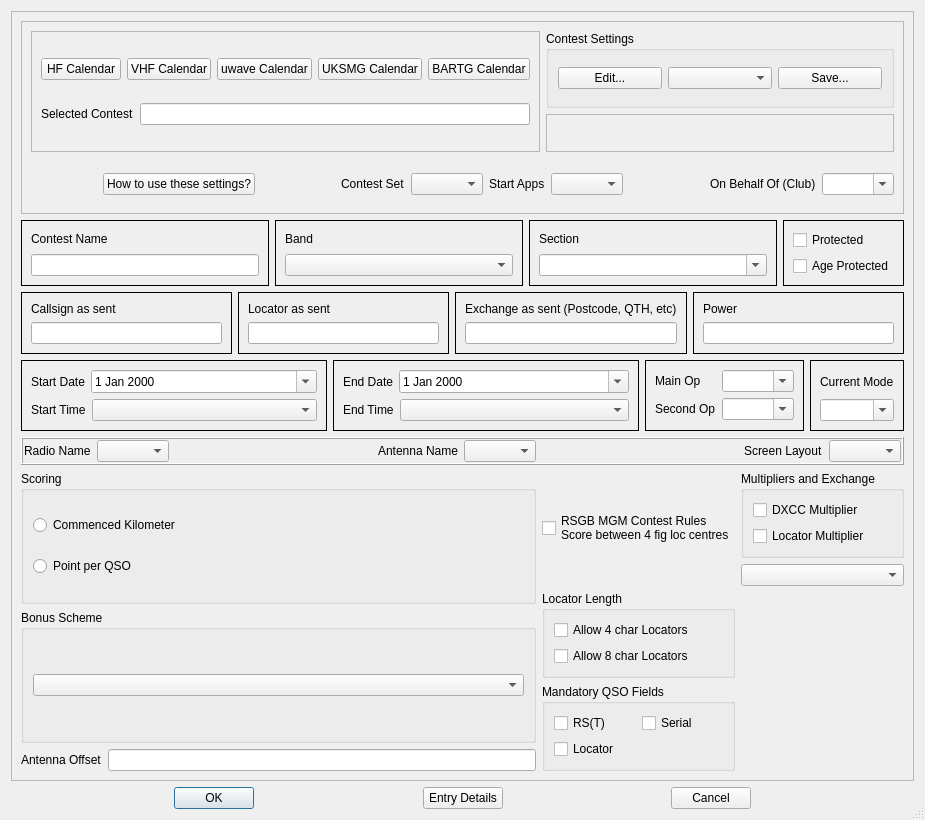
This is mqt/MqtLogger/contestdetails.ui in Rsclub22/Minos2-Mirror as Qt 5 draws it before an edit. The edited form follows.
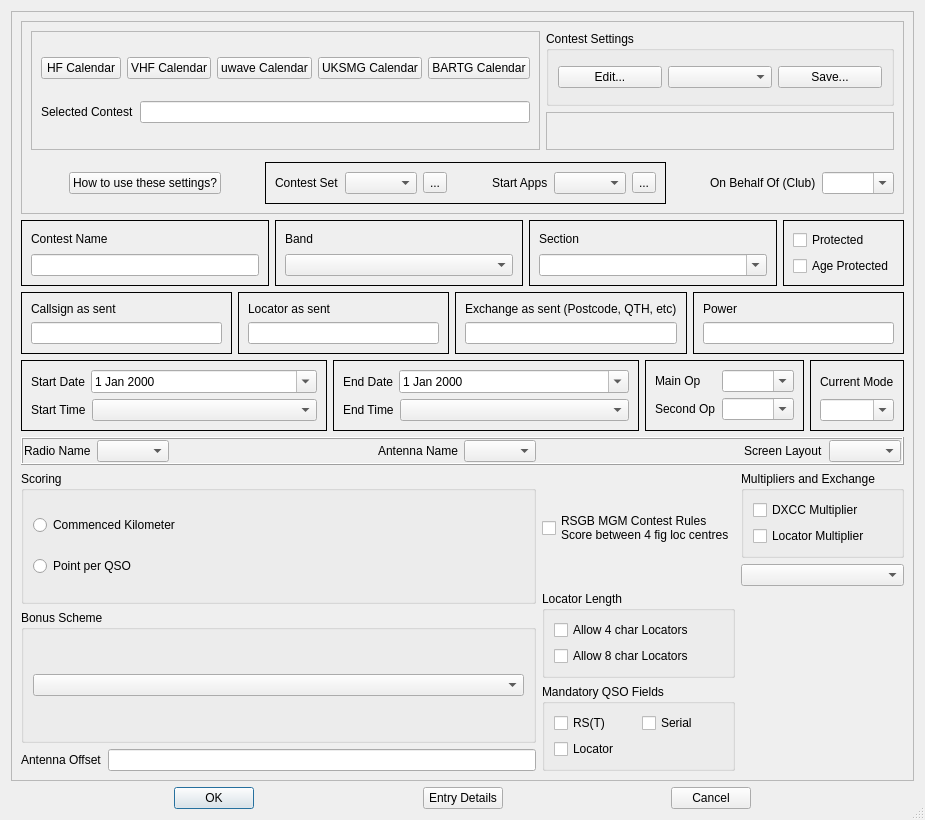
This is the edited form. Custom widgets are drawn as their Qt base class.

Commit message: More set management for contest details

The edit to the form file:
```diff
--- a/mqt/MqtLogger/contestdetails.ui
+++ b/mqt/MqtLogger/contestdetails.ui
@@ -309,6 +309,9 @@
             </item>
             <item>
              <widget class="QFrame" name="setsFrame">
+              <property name="frameShape">
+               <enum>QFrame::Shape::Box</enum>
+              </property>
               <layout class="QHBoxLayout" name="horizontalLayout">
                <item>
                 <widget class="QLabel" name="label_21">
@@ -320,6 +323,26 @@
                <item>
                 <widget class="QComboBox" name="contestSetCombo"/>
                </item>
+               <item>
+                <widget class="QToolButton" name="contestSetToolButton">
+                 <property name="text">
+                  <string>...</string>
+                 </property>
+                </widget>
+               </item>
+               <item>
+                <spacer name="horizontalSpacer_9">
+                 <property name="orientation">
+                  <enum>Qt::Orientation::Horizontal</enum>
+                 </property>
+                 <property name="sizeHint" stdset="0">
+                  <size>
+                   <width>40</width>
+                   <height>20</height>
+                  </size>
+                 </property>
+                </spacer>
+               </item>
                <item>
                 <widget class="QLabel" name="label_20">
                  <property name="text">
@@ -330,6 +353,13 @@
                <item>
                 <widget class="QComboBox" name="startAppsCombo"/>
                </item>
+               <item>
+                <widget class="QToolButton" name="appSetToolButton">
+                 <property name="text">
+                  <string>...</string>
+                 </property>
+                </widget>
+               </item>
               </layout>
              </widget>
             </item>
```
The commit also changes 15 other files.
